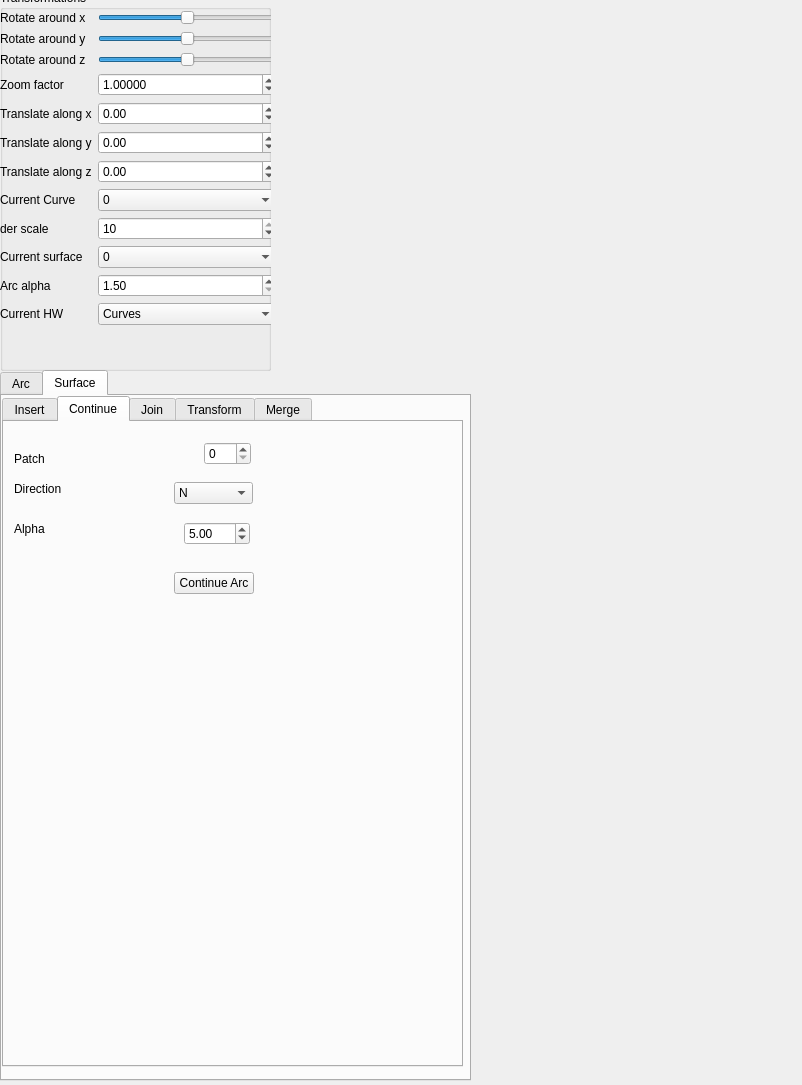
BNandor/Computer-Aided-Geometric-Design, file Qtframework/GUI/SideWidget.ui: the form before one commit.
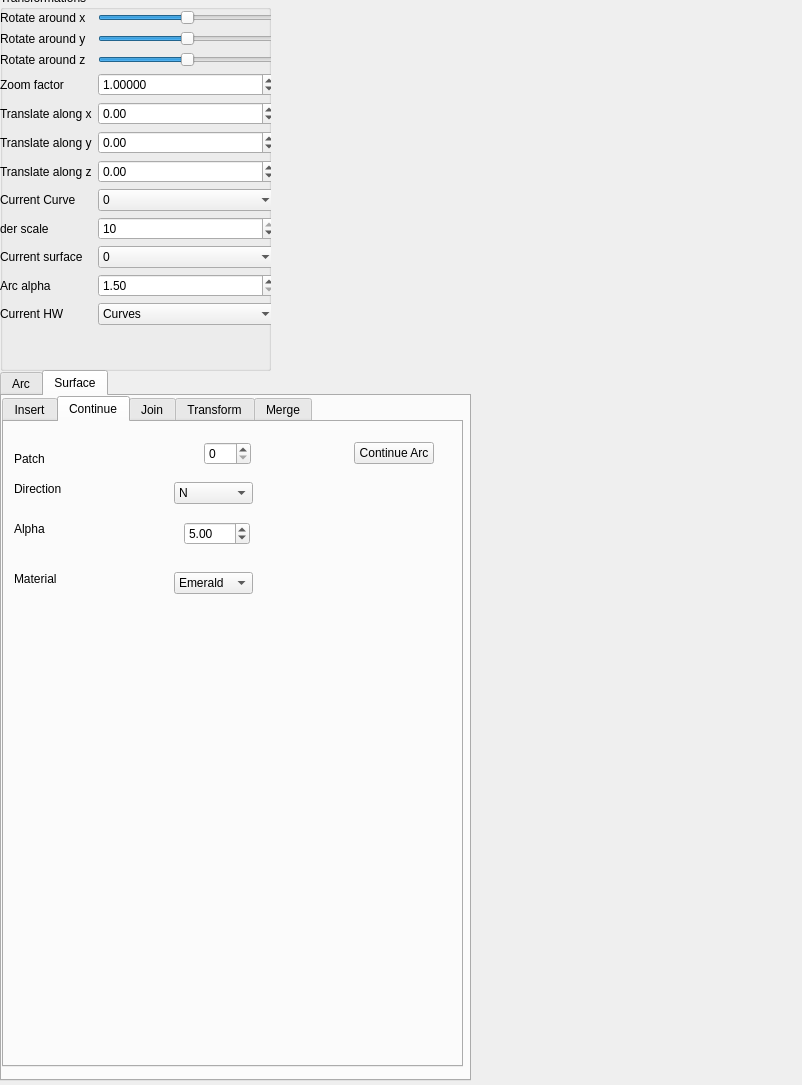
The form after the commit.

Commit message: added continuing of patch in N,S,W,E directions

Patch:
```diff
--- a/Qtframework/GUI/SideWidget.ui
+++ b/Qtframework/GUI/SideWidget.ui
@@ -1953,8 +1953,8 @@
       <widget class="QPushButton" name="PatchContinueButton">
        <property name="geometry">
         <rect>
-         <x>170</x>
-         <y>150</y>
+         <x>350</x>
+         <y>20</y>
          <width>80</width>
          <height>22</height>
         </rect>
@@ -2052,6 +2052,44 @@
         <string>Direction</string>
        </property>
       </widget>
+      <widget class="QComboBox" name="PatchContinueMaterial">
+       <property name="geometry">
+        <rect>
+         <x>170</x>
+         <y>150</y>
+         <width>79</width>
+         <height>22</height>
+        </rect>
+       </property>
+       <item>
+        <property name="text">
+         <string>Emerald</string>
+        </property>
+       </item>
+       <item>
+        <property name="text">
+         <string>Gold</string>
+        </property>
+       </item>
+       <item>
+        <property name="text">
+         <string>Brass</string>
+        </property>
+       </item>
+      </widget>
+      <widget class="QLabel" name="label_68">
+       <property name="geometry">
+        <rect>
+         <x>10</x>
+         <y>150</y>
+         <width>59</width>
+         <height>14</height>
+        </rect>
+       </property>
+       <property name="text">
+        <string>Material</string>
+       </property>
+      </widget>
      </widget>
      <widget class="QWidget" name="tab_4">
       <attribute name="title">
```
Left out of the diff: 34 changed lines with no effect on the pictures. The commit also changes 4 other files.
